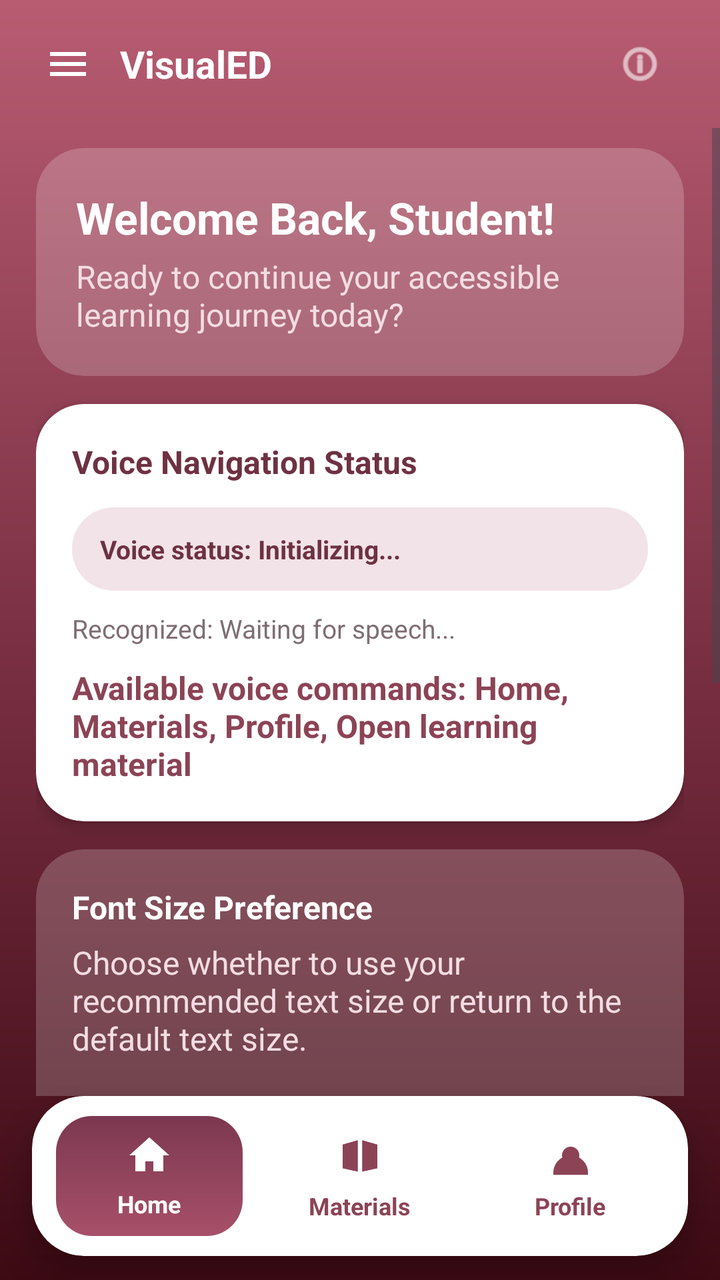
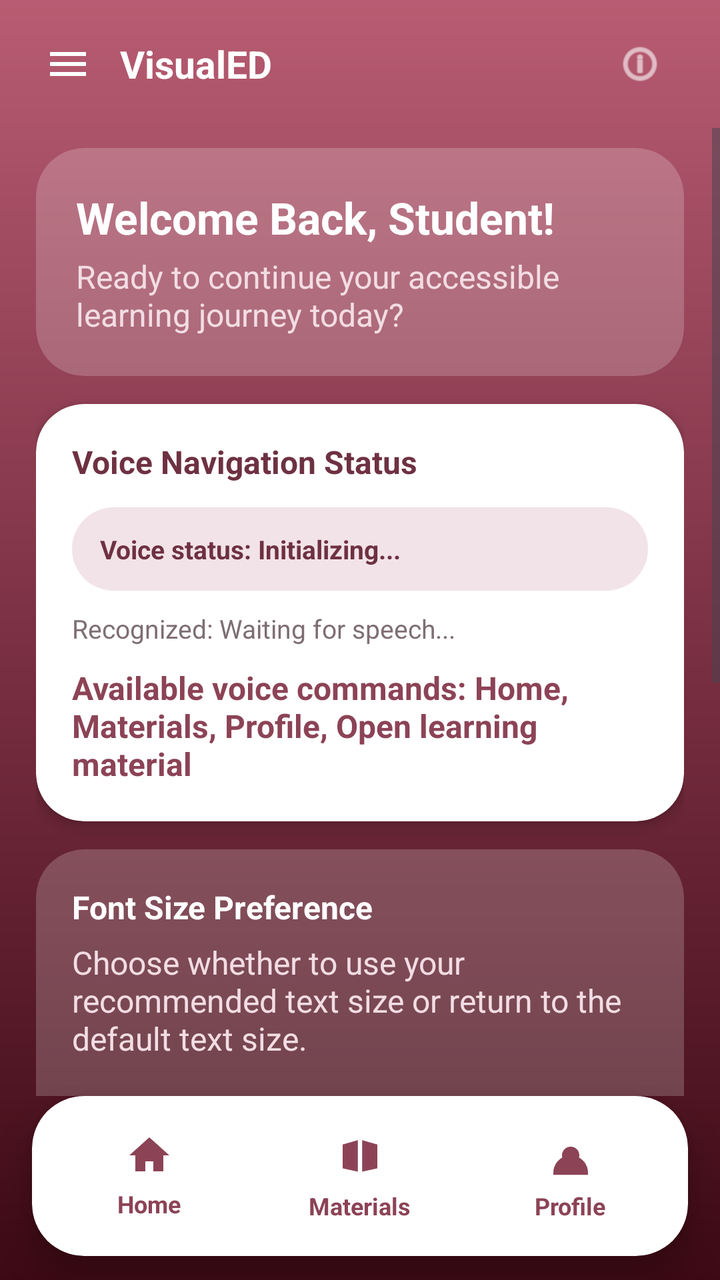

An Android layout rendered at two revisions. The XML below is the earlier revision; the diff shows what the commit changed to produce the second picture.
<!-- AndroidManifest.xml: application theme Theme.VisualEyes -->
<!-- res/layout/activity_home.xml -->
<?xml version="1.0" encoding="utf-8"?>
<androidx.drawerlayout.widget.DrawerLayout xmlns:android="http://schemas.android.com/apk/res/android"
    xmlns:app="http://schemas.android.com/apk/res-auto"
    android:id="@+id/drawerLayout"
    android:layout_width="match_parent"
    android:layout_height="match_parent"
    android:fitsSystemWindows="true">

    <LinearLayout
        android:layout_width="match_parent"
        android:layout_height="match_parent"
        android:orientation="vertical"
        android:background="@drawable/bg_viewer_gradient_bg">

        
        <LinearLayout
            android:id="@+id/topBarHome"
            android:layout_width="match_parent"
            android:layout_height="64dp"
            android:background="@android:color/transparent"
            android:gravity="center_vertical"
            android:paddingStart="10dp"
            android:paddingEnd="18dp">

            <ImageView
                android:id="@+id/btnMenu"
                android:layout_width="48dp"
                android:layout_height="48dp"
                android:padding="12dp"
                android:background="?attr/selectableItemBackgroundBorderless"
                android:clickable="true"
                android:focusable="true"
                android:contentDescription="Menu"
                android:src="@drawable/ic_menu_hamburger"
                app:tint="#FFFFFF" />

            <TextView
                android:layout_width="0dp"
                android:layout_height="wrap_content"
                android:layout_weight="1"
                android:layout_marginStart="2dp"
                android:text="VisualED"
                android:textColor="#FFFFFF"
                android:textSize="19sp"
                android:textStyle="bold" />

            <ImageView
                android:id="@+id/btnHelp"
                android:layout_width="44dp"
                android:layout_height="44dp"
                android:padding="10dp"
                android:background="?attr/selectableItemBackgroundBorderless"
                android:clickable="true"
                android:focusable="true"
                android:contentDescription="Help"
                android:src="@android:drawable/ic_menu_info_details"
                app:tint="#FFFFFF" />
        </LinearLayout>

        
        <ScrollView
            android:layout_width="match_parent"
            android:layout_height="0dp"
            android:layout_weight="1"
            android:fillViewport="true"
            android:overScrollMode="never">

            <LinearLayout
                android:layout_width="match_parent"
                android:layout_height="wrap_content"
                android:orientation="vertical"
                android:paddingStart="18dp"
                android:paddingTop="10dp"
                android:paddingEnd="18dp"
                android:paddingBottom="18dp">

                
                <androidx.cardview.widget.CardView
                    android:layout_width="match_parent"
                    android:layout_height="wrap_content"
                    app:cardBackgroundColor="#33FFFFFF"
                    app:cardCornerRadius="24dp"
                    app:cardElevation="0dp">

                    <LinearLayout
                        android:layout_width="match_parent"
                        android:layout_height="wrap_content"
                        android:orientation="vertical"
                        android:padding="20dp">

                        <TextView
                            android:id="@+id/txtWelcome"
                            android:layout_width="wrap_content"
                            android:layout_height="wrap_content"
                            android:text="Welcome Back, Student!"
                            android:textColor="#FFFFFF"
                            android:textSize="22sp"
                            android:textStyle="bold" />

                        <TextView
                            android:id="@+id/txtSubtitle"
                            android:layout_width="wrap_content"
                            android:layout_height="wrap_content"
                            android:layout_marginTop="4dp"
                            android:text="Ready to continue your accessible learning journey today?"
                            android:textColor="#F2DDE3"
                            android:textSize="16sp" />
                    </LinearLayout>
                </androidx.cardview.widget.CardView>

                
                <androidx.cardview.widget.CardView
                    android:layout_width="match_parent"
                    android:layout_height="wrap_content"
                    android:layout_marginTop="14dp"
                    app:cardBackgroundColor="@color/color_surface"
                    app:cardCornerRadius="24dp"
                    app:cardElevation="4dp">

                    <LinearLayout
                        android:layout_width="match_parent"
                        android:layout_height="wrap_content"
                        android:orientation="vertical"
                        android:padding="18dp">

                        <include layout="@layout/partial_voice_status_card" />

                        <TextView
                            android:id="@+id/txtVoiceHint"
                            android:layout_width="match_parent"
                            android:layout_height="wrap_content"
                            android:layout_marginTop="10dp"
                            android:text="Available voice commands: Home, Materials, Profile, Open learning material"
                            android:textColor="@color/color_primary"
                            android:textSize="16sp"
                            android:textStyle="bold" />
                    </LinearLayout>
                </androidx.cardview.widget.CardView>

                
                <androidx.cardview.widget.CardView
                    android:id="@+id/cardFontSizeControl"
                    android:layout_width="match_parent"
                    android:layout_height="wrap_content"
                    android:layout_marginTop="14dp"
                    app:cardBackgroundColor="#33FFFFFF"
                    app:cardCornerRadius="24dp"
                    app:cardElevation="0dp">

                    <LinearLayout
                        android:layout_width="match_parent"
                        android:layout_height="wrap_content"
                        android:orientation="vertical"
                        android:padding="18dp">

                        <TextView
                            android:id="@+id/txtFontSizeTitle"
                            android:layout_width="match_parent"
                            android:layout_height="wrap_content"
                            android:text="Font Size Preference"
                            android:textColor="#FFFFFF"
                            android:textSize="16sp"
                            android:textStyle="bold" />

                        <TextView
                            android:id="@+id/txtFontSizeSubtitle"
                            android:layout_width="match_parent"
                            android:layout_height="wrap_content"
                            android:layout_marginTop="6dp"
                            android:text="Choose whether to use your recommended text size or return to the default text size."
                            android:textColor="#F2DDE3"
                            android:textSize="16sp" />

                        <TextView
                            android:id="@+id/txtCurrentFontSize"
                            android:layout_width="match_parent"
                            android:layout_height="wrap_content"
                            android:layout_marginTop="14dp"
                            android:gravity="center"
                            android:text="16sp"
                            android:textColor="#FFFFFF"
                            android:textSize="16sp"
                            android:textStyle="bold" />

                        <SeekBar
                            android:id="@+id/seekFontSize"
                            android:layout_width="match_parent"
                            android:layout_height="wrap_content"
                            android:layout_marginTop="6dp"
                            android:max="20"
                            android:progress="2" />

                    </LinearLayout>
                </androidx.cardview.widget.CardView>

                
                <androidx.cardview.widget.CardView
                    android:id="@+id/cardAnnouncement"
                    android:layout_width="match_parent"
                    android:layout_height="wrap_content"
                    android:layout_marginTop="14dp"
                    app:cardBackgroundColor="#33FFFFFF"
                    app:cardCornerRadius="24dp"
                    app:cardElevation="0dp">

                    <LinearLayout
                        android:layout_width="match_parent"
                        android:layout_height="wrap_content"
                        android:orientation="vertical"
                        android:padding="18dp">

                        <TextView
                            android:layout_width="wrap_content"
                            android:layout_height="wrap_content"
                            android:text="Announcement"
                            android:textColor="#FFFFFF"
                            android:textSize="16sp"
                            android:textStyle="bold" />

                        <TextView
                            android:id="@+id/txtAnnouncement"
                            android:layout_width="match_parent"
                            android:layout_height="wrap_content"
                            android:layout_marginTop="10dp"
                            android:text="Instructor announcement will appear here."
                            android:textColor="#F2DDE3"
                            android:textSize="16sp" />
                    </LinearLayout>
                </androidx.cardview.widget.CardView>

                
                <androidx.cardview.widget.CardView
                    android:id="@+id/cardLearningMaterial"
                    android:layout_width="match_parent"
                    android:layout_height="wrap_content"
                    android:layout_marginTop="14dp"
                    android:clickable="true"
                    android:focusable="true"
                    android:foreground="?attr/selectableItemBackground"
                    app:cardBackgroundColor="@color/color_primary"
                    app:cardCornerRadius="24dp"
                    app:cardElevation="5dp">

                    <LinearLayout
                        android:layout_width="match_parent"
                        android:layout_height="wrap_content"
                        android:orientation="vertical"
                        android:padding="18dp">

                        <LinearLayout
                            android:layout_width="match_parent"
                            android:layout_height="wrap_content"
                            android:gravity="center_vertical"
                            android:orientation="horizontal">

                            <ImageView
                                android:layout_width="26dp"
                                android:layout_height="26dp"
                                android:contentDescription="Learning Material"
                                android:src="@drawable/ic_materials"
                                app:tint="@color/color_text_on_primary" />

                            <TextView
                                android:layout_width="0dp"
                                android:layout_height="wrap_content"
                                android:layout_marginStart="12dp"
                                android:layout_weight="1"
                                android:text="Learning Materials"
                                android:textColor="@color/color_text_on_primary"
                                android:textSize="17sp"
                                android:textStyle="bold" />

                            <ImageView
                                android:id="@+id/btnOpenLearningMaterial"
                                android:layout_width="22dp"
                                android:layout_height="22dp"
                                android:contentDescription="Open learning material"
                                android:src="@drawable/ic_chevron_right"
                                app:tint="@color/color_text_on_primary" />
                        </LinearLayout>

                        <TextView
                            android:id="@+id/textUpdateTitle"
                            android:layout_width="match_parent"
                            android:layout_height="wrap_content"
                            android:layout_marginTop="14dp"
                            android:ellipsize="end"
                            android:maxLines="2"
                            android:text="Tap to open latest learning material"
                            android:textColor="@color/color_text_on_primary"
                            android:textSize="16sp"
                            android:textStyle="bold" />

                        <TextView
                            android:id="@+id/txtLearningMaterialSubtitle"
                            android:layout_width="match_parent"
                            android:layout_height="wrap_content"
                            android:layout_marginTop="8dp"
                            android:text="Access your latest accessible learning material instantly."
                            android:textColor="@color/color_text_on_primary_muted"
                            android:textSize="16sp" />
                    </LinearLayout>
                </androidx.cardview.widget.CardView>

            </LinearLayout>
        </ScrollView>

        
        <androidx.cardview.widget.CardView
            android:id="@+id/bottomNavCard"
            android:layout_width="match_parent"
            android:layout_height="80dp"
            android:layout_marginStart="16dp"
            android:layout_marginEnd="16dp"
            android:layout_marginBottom="12dp"
            app:cardBackgroundColor="@color/color_surface"
            app:cardCornerRadius="26dp"
            app:cardElevation="8dp">

            <LinearLayout
                android:layout_width="match_parent"
                android:layout_height="match_parent"
                android:gravity="center"
                android:orientation="horizontal"
                android:paddingStart="6dp"
                android:paddingEnd="6dp"
                android:weightSum="3">

                <LinearLayout
                    android:id="@+id/navHome"
                    android:layout_width="0dp"
                    android:layout_height="60dp"
                    android:layout_weight="1"
                    android:layout_margin="6dp"
                    android:background="@drawable/bg_nav_active_maroon"
                    android:clickable="true"
                    android:focusable="true"
                    android:foreground="?attr/selectableItemBackground"
                    android:gravity="center"
                    android:orientation="vertical">

                    <ImageView
                        android:id="@+id/iconHome"
                        android:layout_width="24dp"
                        android:layout_height="24dp"
                        android:contentDescription="Home"
                        android:src="@drawable/ic_home"
                        app:tint="@color/color_text_on_primary" />

                    <TextView
                        android:id="@+id/textHome"
                        android:layout_width="wrap_content"
                        android:layout_height="wrap_content"
                        android:layout_marginTop="4dp"
                        android:text="Home"
                        android:textColor="@color/color_text_on_primary"
                        android:textSize="12sp"
                        android:textStyle="bold" />
                </LinearLayout>

                <LinearLayout
                    android:id="@+id/navMaterials"
                    android:layout_width="0dp"
                    android:layout_height="60dp"
                    android:layout_weight="1"
                    android:layout_margin="6dp"
                    android:clickable="true"
                    android:focusable="true"
                    android:foreground="?attr/selectableItemBackground"
                    android:gravity="center"
                    android:orientation="vertical">

                    <ImageView
                        android:id="@+id/iconMaterials"
                        android:layout_width="26dp"
                        android:layout_height="26dp"
                        android:contentDescription="Materials"
                        android:src="@drawable/ic_materials"
                        app:tint="@color/color_primary" />

                    <TextView
                        android:id="@+id/textMaterials"
                        android:layout_width="wrap_content"
                        android:layout_height="wrap_content"
                        android:layout_marginTop="4dp"
                        android:text="Materials"
                        android:textColor="@color/color_primary"
                        android:textSize="12sp"
                        android:textStyle="bold" />
                </LinearLayout>

                <LinearLayout
                    android:id="@+id/navProfile"
                    android:layout_width="0dp"
                    android:layout_height="60dp"
                    android:layout_weight="1"
                    android:layout_margin="6dp"
                    android:clickable="true"
                    android:focusable="true"
                    android:foreground="?attr/selectableItemBackground"
                    android:gravity="center"
                    android:orientation="vertical">

                    <ImageView
                        android:id="@+id/iconProfile"
                        android:layout_width="26dp"
                        android:layout_height="26dp"
                        android:contentDescription="Profile"
                        android:src="@drawable/ic_profile"
                        app:tint="@color/color_primary" />

                    <TextView
                        android:id="@+id/textProfile"
                        android:layout_width="wrap_content"
                        android:layout_height="wrap_content"
                        android:layout_marginTop="4dp"
                        android:text="Profile"
                        android:textColor="@color/color_primary"
                        android:textSize="12sp"
                        android:textStyle="bold" />
                </LinearLayout>

            </LinearLayout>
        </androidx.cardview.widget.CardView>

    </LinearLayout>

    
    <LinearLayout
        android:layout_width="300dp"
        android:layout_height="match_parent"
        android:layout_gravity="start"
        android:background="@drawable/bg_drawer_panel"
        android:orientation="vertical"
        android:elevation="12dp">

        <LinearLayout
            android:layout_width="match_parent"
            android:layout_height="72dp"
            android:background="@drawable/bg_drawer_header"
            android:gravity="center_vertical"
            android:paddingStart="20dp"
            android:paddingEnd="12dp">

            <TextView
                android:layout_width="0dp"
                android:layout_height="wrap_content"
                android:layout_weight="1"
                android:text="Sent Materials"
                android:textColor="#FFFFFF"
                android:textSize="18sp"
                android:textStyle="bold" />

            <ImageView
                android:id="@+id/btnCloseDrawer"
                android:layout_width="40dp"
                android:layout_height="40dp"
                android:padding="9dp"
                android:background="@drawable/bg_icon_button_ripple"
                android:clickable="true"
                android:focusable="true"
                android:contentDescription="Close"
                android:src="@android:drawable/ic_menu_close_clear_cancel"
                app:tint="#FFFFFF" />
        </LinearLayout>

        <ScrollView
            android:layout_width="match_parent"
            android:layout_height="0dp"
            android:layout_weight="1"
            android:overScrollMode="never">

            <LinearLayout
                android:id="@+id/drawerMaterialsContainer"
                android:layout_width="match_parent"
                android:layout_height="wrap_content"
                android:orientation="vertical"
                android:paddingBottom="12dp" />
        </ScrollView>

    </LinearLayout>

</androidx.drawerlayout.widget.DrawerLayout>
<!-- res/layout/partial_voice_status_card.xml (included above) -->
<?xml version="1.0" encoding="utf-8"?>
<merge xmlns:android="http://schemas.android.com/apk/res/android">

    <TextView
        android:layout_width="wrap_content"
        android:layout_height="wrap_content"
        android:text="Voice Navigation Status"
        android:textColor="@color/color_text_primary"
        android:textSize="16sp"
        android:textStyle="bold" />

    <TextView
        android:id="@+id/txtVoiceStatus"
        android:layout_width="match_parent"
        android:layout_height="wrap_content"
        android:layout_marginTop="12dp"
        android:background="@drawable/bg_voice_chip_soft"
        android:paddingStart="14dp"
        android:paddingTop="12dp"
        android:paddingEnd="14dp"
        android:paddingBottom="12dp"
        android:text="Voice status: Initializing..."
        android:textColor="@color/color_text_primary"
        android:textSize="13sp"
        android:textStyle="bold" />

    <TextView
        android:id="@+id/txtRecognizedText"
        android:layout_width="match_parent"
        android:layout_height="wrap_content"
        android:layout_marginTop="10dp"
        android:text="Recognized: Waiting for speech..."
        android:textColor="@color/color_text_secondary"
        android:textSize="13sp" />

</merge>
<!-- resources referenced by this layout -->
<resources>
  <color name="color_primary">#8C4356</color>
  <color name="color_surface">#FFFFFF</color>
  <color name="color_text_on_primary">#FFFFFF</color>
  <color name="color_text_on_primary_muted">#F6EDEF</color>
  <color name="color_text_primary">#6E3142</color>
  <color name="color_text_secondary">#7E6E73</color>
  <!-- drawable bg_drawer_header (drawable) -->
  <?xml version="1.0" encoding="utf-8"?>
  <shape xmlns:android="http://schemas.android.com/apk/res/android" android:shape="rectangle">
      <gradient
          android:angle="0"
          android:startColor="#3D0A14"
          android:endColor="#7B3043" />
      <corners android:topRightRadius="24dp" />
  </shape>
  <!-- drawable bg_drawer_panel (drawable) -->
  <?xml version="1.0" encoding="utf-8"?>
  <shape xmlns:android="http://schemas.android.com/apk/res/android" android:shape="rectangle">
      <solid android:color="@color/color_background" />
      <corners
          android:topRightRadius="24dp"
          android:bottomRightRadius="24dp" />
  </shape>
  <!-- drawable bg_icon_button_ripple (drawable) -->
  <?xml version="1.0" encoding="utf-8"?>
  <ripple xmlns:android="http://schemas.android.com/apk/res/android"
      android:color="#55FFFFFF">
      <item>
          <shape android:shape="oval">
              <solid android:color="#6E3142" />
          </shape>
      </item>
  </ripple>
  <!-- drawable bg_nav_active_maroon (drawable) -->
  <shape xmlns:android="http://schemas.android.com/apk/res/android">
      <gradient
          android:angle="90"
          android:startColor="#A8506A"
          android:endColor="#7C3850" />
      <corners android:radius="18dp" />
  </shape>
  <!-- drawable bg_viewer_gradient_bg (drawable) -->
  <?xml version="1.0" encoding="utf-8"?>
  <shape xmlns:android="http://schemas.android.com/apk/res/android" android:shape="rectangle">
      <gradient
          android:angle="90"
          android:startColor="#3D0A14"
          android:centerColor="#7B3043"
          android:endColor="#B85C72" />
  </shape>
  <!-- drawable bg_voice_chip_soft (drawable) -->
  <shape xmlns:android="http://schemas.android.com/apk/res/android">
      <solid android:color="#F2E3E8" />
      <corners android:radius="22dp" />
  </shape>
  <!-- drawable ic_chevron_right (drawable) -->
  <?xml version="1.0" encoding="utf-8"?>
  <vector xmlns:android="http://schemas.android.com/apk/res/android"
      android:width="24dp"
      android:height="24dp"
      android:viewportWidth="24"
      android:viewportHeight="24">
      <path
          android:fillColor="#FF000000"
          android:pathData="M9,6L15,12L9,18L9,15.5L12.5,12L9,8.5Z" />
  </vector>
  <!-- drawable ic_home (drawable) -->
  <?xml version="1.0" encoding="utf-8"?>
  <vector xmlns:android="http://schemas.android.com/apk/res/android"
      android:width="24dp"
      android:height="24dp"
      android:viewportWidth="24"
      android:viewportHeight="24">
      <path
          android:fillColor="#FF000000"
          android:pathData="M12,3L2,12L5,12L5,20L10,20L10,15L14,15L14,20L19,20L19,12L22,12Z" />
  </vector>
  <!-- drawable ic_materials (drawable) -->
  <?xml version="1.0" encoding="utf-8"?>
  <vector xmlns:android="http://schemas.android.com/apk/res/android"
      android:width="24dp"
      android:height="24dp"
      android:viewportWidth="24"
      android:viewportHeight="24">
      <path
          android:fillColor="#FF000000"
          android:pathData="M11,5L4,7L4,18L11,19.5Z M13,5L20,7L20,18L13,19.5Z" />
  </vector>
  <style name="Theme.VisualEyes" parent="Base.Theme.VisualEyes" />
  <color name="color_background">#FAF7F8</color>
  <style name="Base.Theme.VisualEyes" parent="Theme.Material3.DayNight.NoActionBar">
          
          
      </style>
  <!-- unchanged entries left out for length: 2 -->
</resources>

<!-- the commit's change to res/layout/activity_home.xml (unified diff, before → after) -->
@@ -332,7 +332,6 @@
                     android:layout_height="60dp"
                     android:layout_weight="1"
                     android:layout_margin="6dp"
-                    android:background="@drawable/bg_nav_active_maroon"
                     android:clickable="true"
                     android:focusable="true"
                     android:foreground="?attr/selectableItemBackground"
@@ -345,7 +344,7 @@
                         android:layout_height="24dp"
                         android:contentDescription="Home"
                         android:src="@drawable/ic_home"
-                        app:tint="@color/color_text_on_primary" />
+                        app:tint="@color/color_primary" />
 
                     <TextView
                         android:id="@+id/textHome"
@@ -353,7 +352,7 @@
                         android:layout_height="wrap_content"
                         android:layout_marginTop="4dp"
                         android:text="Home"
-                        android:textColor="@color/color_text_on_primary"
+                        android:textColor="@color/color_primary"
                         android:textSize="12sp"
                         android:textStyle="bold" />
                 </LinearLayout>
<!-- resource entries referenced after the edit -->
@@ -33,14 +33,6 @@
           </shape>
       </item>
   </ripple>
-  <!-- drawable bg_nav_active_maroon (drawable) -->
-  <shape xmlns:android="http://schemas.android.com/apk/res/android">
-      <gradient
-          android:angle="90"
-          android:startColor="#A8506A"
-          android:endColor="#7C3850" />
-      <corners android:radius="18dp" />
-  </shape>
   <!-- drawable bg_viewer_gradient_bg (drawable) -->
   <?xml version="1.0" encoding="utf-8"?>
   <shape xmlns:android="http://schemas.android.com/apk/res/android" android:shape="rectangle">
